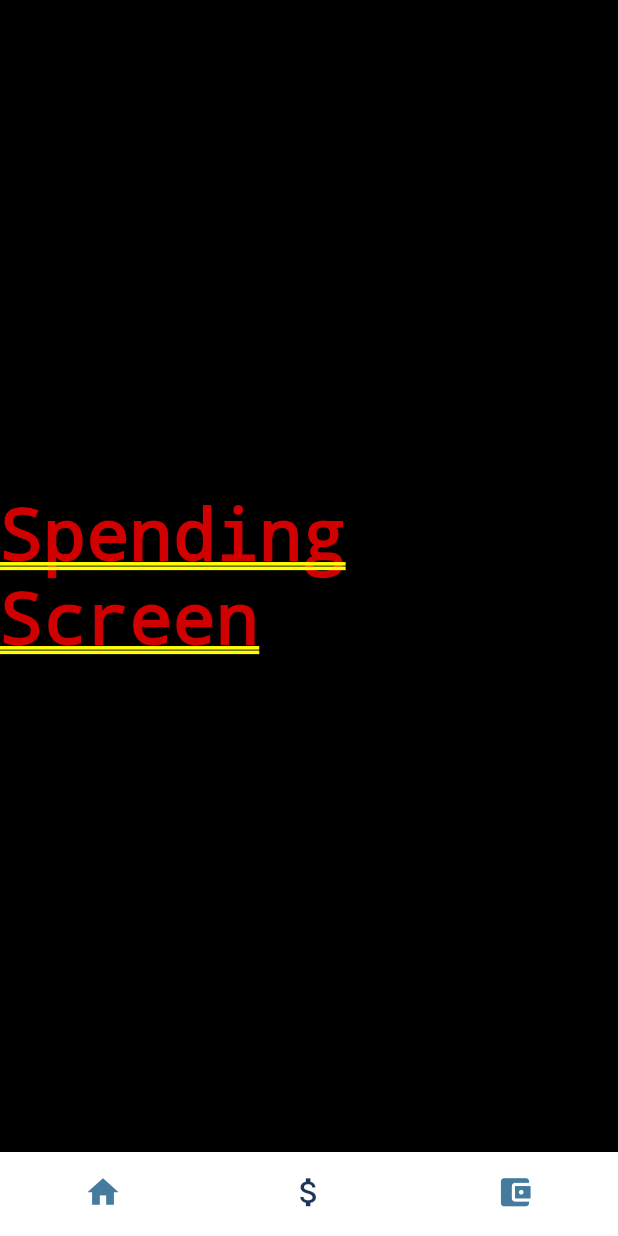
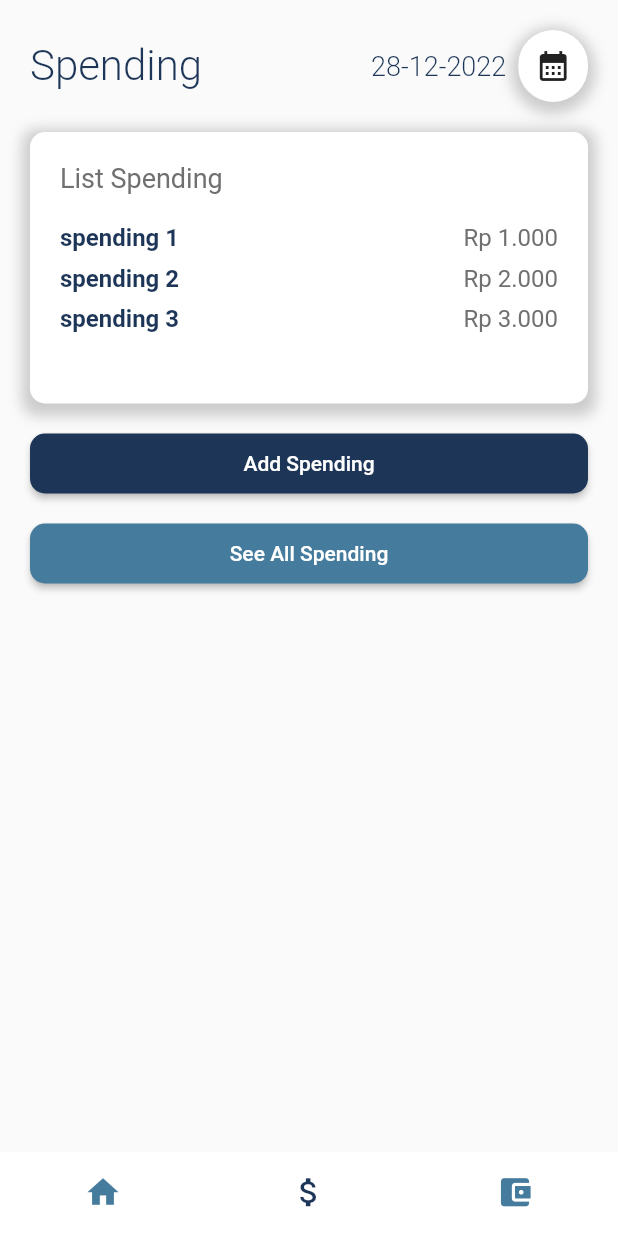
Before and after one commit to exceldeo/walletoo_app, a Flutter app: the screen it shows after launch, item 2 of the bottom bar chosen, on a phone screen of 412 x 824 dp. Run offline on Flutter 3.47's test engine with Material 2 defaults, Android fonts, the light colour scheme and no system bars; drawn by our look-alikes of persistent_bottom_nav_bar; our stand-ins replace get_it; missing offline and left inert: dart:ffi.

Commit message:
feat(spending page): layout

```diff
--- a/lib/provider/spending_provider.dart
+++ b/lib/provider/spending_provider.dart
@@ -41,4 +41,31 @@ class SpendingProvider extends ChangeNotifier {
   void addSpending(SpendingModel spending) {
     _spendings.add(spending);
   }
+
+  void removeSpending(SpendingModel spending) {
+    _spendings.remove(spending);
+  }
+
+  void updateSpending(SpendingModel spending) {
+    _spendings[_spendings.indexWhere((element) => element.id == spending.id)] =
+        spending;
+  }
+
+  void clearSpendings() {
+    _spendings.clear();
+  }
+
+  Future<void> fetchSpendingsByDate(DateTime date) async {
+    _spendings = spendingByDate(date);
+    notifyListeners();
+  }
+
+  List<SpendingModel> spendingByDate(DateTime date) {
+    return _spendings
+        .where((element) =>
+            element.date.year == date.year &&
+            element.date.month == date.month &&
+            element.date.day == date.day)
+        .toList();
+  }
 }
--- a/lib/view/screens/spending_screen.dart
+++ b/lib/view/screens/spending_screen.dart
@@ -1,4 +1,12 @@
 import 'package:flutter/material.dart';
+import 'package:intl/intl.dart';
+import 'package:provider/provider.dart';
+import 'package:walletoo_app/data/models/spending.dart';
+import 'package:walletoo_app/provider/spending_provider.dart';
+import 'package:walletoo_app/utils/color_resources.dart';
+import 'package:walletoo_app/utils/dimensions.dart';
+import 'package:walletoo_app/view/widgets/button.dart';
+import 'package:walletoo_app/view/widgets/spendingPage/card_spending.dart';
 
 class SpendingScreen extends StatefulWidget {
   SpendingScreen({Key? key}) : super(key: key);
@@ -8,10 +16,149 @@ class SpendingScreen extends StatefulWidget {
 }
 
 class _SpendingScreenState extends State<SpendingScreen> {
+  late SpendingProvider spendingProvider;
+  late DateTime date = DateTime.now();
+  List<SpendingModel> _spendings = [];
+  late bool isLoading = true;
+
+  @override
+  void initState() {
+    // TODO: implement initState
+    super.initState();
+    Future.delayed(Duration.zero, () async {
+      _fetchSpendings();
+      _fetchSpendingsByDate(date);
+    });
+  }
+
   @override
   Widget build(BuildContext context) {
-    return Center(
-      child: Text('Spending Screen'),
+    return Scaffold(
+      body: SafeArea(
+          child: Padding(
+        padding: const EdgeInsets.all(20.0),
+        child: Column(
+          children: [
+            Row(
+              mainAxisAlignment: MainAxisAlignment.spaceBetween,
+              children: [
+                Expanded(
+                  flex: 4,
+                  child: Text("Spending",
+                      style: TextStyle(
+                        fontSize: Dimensions.FONT_SIZE_OVER_LARGE,
+                        fontWeight: FontWeight.w300,
+                        color: ColorResources.COLOR_PRIMARY,
+                      )),
+                ),
+                Expanded(
+                  flex: 3,
+                  child: Padding(
+                    padding: const EdgeInsets.all(8.0),
+                    child: Text(
+                      DateFormat('dd-MM-yyyy').format(date),
+                      style: TextStyle(
+                        fontSize: Dimensions.FONT_SIZE_DEFAULT,
+                        fontWeight: FontWeight.w300,
+                        color: ColorResources.COLOR_PRIMARY,
+                      ),
+                      textAlign: TextAlign.right,
+                    ),
+                  ),
+                ),
+                Expanded(
+                  flex: 1,
+                  child: Container(
+                      decoration: BoxDecoration(
+                        color: Colors.white,
+                        borderRadius: BorderRadius.circular(50),
+                        boxShadow: [
+                          BoxShadow(
+                            color: Colors.grey.withOpacity(0.5),
+                            spreadRadius: 5,
+                            blurRadius: 7,
+                            offset: Offset(0, 3), // changes position of shadow
+                          ),
+                        ],
+                      ),
+                      child: IconButton(
+                          onPressed: () {
+                            _selectDate(context);
+                          },
+                          icon: Icon(Icons.calendar_month))),
+                )
+              ],
+            ),
+            SizedBox(
+              height: 20,
+            ),
+            isLoading
+                ? Center(
+                    child: CircularProgressIndicator(),
+                  )
+                : Container(
+                    child: CardSpendingDaily(
+                      spendings: _spendings,
+                    ),
+                  ),
+            SizedBox(
+              height: 20,
+            ),
+            Button(
+              ButtonType: 'primary',
+              ButtonText: 'Add Spending',
+              Size: 'md',
+              onPressed: () {
+                print("tset");
+              },
+            ),
+            SizedBox(
+              height: 20,
+            ),
+            Button(
+              ButtonType: 'secondary',
+              ButtonText: 'See All Spending',
+              Size: 'md',
+              onPressed: () {
+                print("tset");
+              },
+            ),
+          ],
+        ),
+      )),
     );
   }
+
+  Future<void> _selectDate(BuildContext context) async {
+    final DateTime? picked = await showDatePicker(
+        context: context,
+        initialDate: date,
+        firstDate: DateTime(2015, 8),
+        lastDate: DateTime(2101));
+    if (picked != null && picked != date) {
+      setState(() {
+        date = picked;
+        _fetchSpendingsByDate(date);
+      });
+    }
+  }
+
+  // fetch spending
+  Future<void> _fetchSpendings() async {
+    spendingProvider = Provider.of<SpendingProvider>(context, listen: false);
+    await spendingProvider.fetchSpendings();
+  }
+
+  Future<void> _fetchSpendingsByDate(DateTime date) async {
+    setState(() {
+      isLoading = true;
+      _spendings = [];
+    });
+    spendingProvider = Provider.of<SpendingProvider>(context, listen: false);
+    var spendingTemp = await spendingProvider.spendingByDate(date);
+    setState(() {
+      _spendings = spendingTemp;
+      isLoading = false;
+    });
+  }
 }
--- /dev/null
+++ b/lib/view/widgets/button.dart
@@ -0,0 +1,54 @@
+import 'dart:ffi';
+
+import 'package:flutter/material.dart';
+import 'package:walletoo_app/utils/color_resources.dart';
+
+class Button extends StatelessWidget {
+  late String ButtonType;
+  late String ButtonText;
+  late String Size; // sm, md, lg
+  // function callback
+  late VoidCallback onPressed;
+
+  Button(
+      {Key? key,
+      required this.ButtonType,
+      required this.ButtonText,
+      required this.Size,
+      required this.onPressed})
+      : super(key: key);
+
+  @override
+  Widget build(BuildContext context) {
+    return Container(
+      height: Size == "sm"
+          ? 30
+          : Size == "md"
+              ? 40
+              : Size == "lg"
+                  ? 50
+                  : 40,
+      width: double.infinity,
+      child: ElevatedButton(
+        onPressed: onPressed,
+        child: Text(ButtonText),
+        style: ButtonStyle(
+          backgroundColor:
+              MaterialStateProperty.all<Color>(ButtonType == "primary"
+                  ? ColorResources.COLOR_PRIMARY
+                  : ButtonType == "secondary"
+                      ? ColorResources.color_secondary
+                      : ButtonType == "danger"
+                          ? ColorResources.COLOR_RED
+                          : ColorResources.COLOR_PRIMARY),
+          foregroundColor: MaterialStateProperty.all<Color>(Colors.white),
+          shape: MaterialStateProperty.all<RoundedRectangleBorder>(
+            RoundedRectangleBorder(
+              borderRadius: BorderRadius.circular(10.0),
+            ),
+          ),
+        ),
+      ),
+    );
+  }
+}
--- /dev/null
+++ b/lib/view/widgets/spendingPage/card_spending.dart
@@ -0,0 +1,100 @@
+import 'package:flutter/material.dart';
+import 'package:walletoo_app/data/models/spending.dart';
+import 'package:walletoo_app/data/models/wallet.dart';
+import 'package:walletoo_app/utils/color_resources.dart';
+import 'package:walletoo_app/utils/currency_format.dart';
+import 'package:walletoo_app/utils/dimensions.dart';
+
+class CardSpendingDaily extends StatelessWidget {
+  List<SpendingModel> spendings = [];
+
+  CardSpendingDaily({
+    Key? key,
+    required this.spendings,
+  }) : super(key: key);
+
+  @override
+  Widget build(BuildContext context) {
+    return Container(
+      padding: EdgeInsets.symmetric(horizontal: 20, vertical: 20),
+      decoration: BoxDecoration(
+        color: Colors.white,
+        borderRadius: BorderRadius.circular(10),
+        boxShadow: [
+          BoxShadow(
+            color: Colors.grey.withOpacity(0.5),
+            spreadRadius: 5,
+            blurRadius: 7,
+            offset: Offset(0, 3), // changes position of shadow
+          ),
+        ],
+      ),
+      child: Column(
+        crossAxisAlignment: CrossAxisAlignment.start,
+        children: [
+          Container(
+            width: double.infinity,
+            child: Text(
+              "List Spending",
+              textAlign: TextAlign.left,
+              style: TextStyle(
+                fontSize: Dimensions.FONT_SIZE_DEFAULT,
+                color: ColorResources.COLOR_GREY,
+              ),
+            ),
+          ),
+          SizedBox(
+            height: 20,
+          ),
+          spendings.length == 0
+              ? Container(
+                  width: double.infinity,
+                  height: 100,
+                  child: Center(
+                    child: Text(
+                      "No Spending",
+                      textAlign: TextAlign.center,
+                      style: TextStyle(
+                        fontSize: Dimensions.FONT_SIZE_DEFAULT,
+                        color: ColorResources.COLOR_GREY,
+                      ),
+                    ),
+                  ),
+                )
+              : Container(
+                  constraints: BoxConstraints(minHeight: 100),
+                  width: double.infinity,
+                  child: Column(
+                    children: spendings.map((e) {
+                      return Container(
+                        width: double.infinity,
+                        margin: EdgeInsets.only(bottom: 8),
+                        child: Row(
+                          mainAxisAlignment: MainAxisAlignment.spaceBetween,
+                          children: [
+                            Text(
+                              e.name,
+                              style: TextStyle(
+                                fontSize: Dimensions.FONT_SIZE_SMALL,
+                                color: ColorResources.COLOR_PRIMARY,
+                                fontWeight: FontWeight.bold,
+                              ),
+                            ),
+                            Text(
+                              CurrencyFormat.convertToIdr(e.balance, 0),
+                              style: TextStyle(
+                                fontSize: Dimensions.FONT_SIZE_SMALL,
+                                color: ColorResources.COLOR_GREY,
+                              ),
+                            ),
+                          ],
+                        ),
+                      );
+                    }).toList(),
+                  ),
+                ),
+        ],
+      ),
+    );
+  }
+}
```
